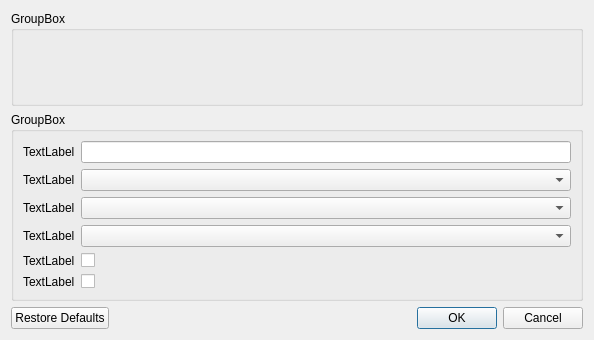
Old version of the form ui_templates/settings_dialog.ui in the repository Frodo45127/runcher.
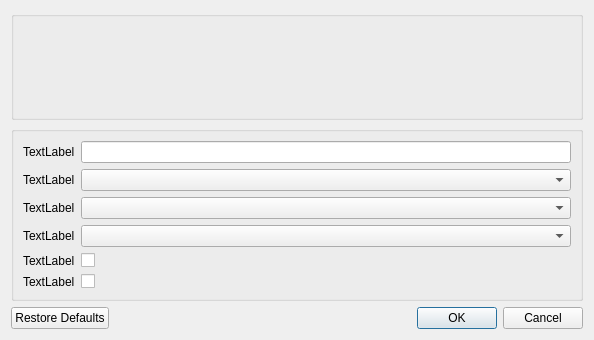
New version of the form. Custom widgets are drawn as their Qt base class.

The edit to the form file:
```diff
--- a/ui_templates/settings_dialog.ui
+++ b/ui_templates/settings_dialog.ui
@@ -17,7 +17,7 @@
    <item row="0" column="0">
     <widget class="QGroupBox" name="paths_groupbox">
      <property name="title">
-      <string>GroupBox</string>
+      <string/>
      </property>
      <layout class="QGridLayout" name="gridLayout_2"/>
     </widget>
@@ -25,7 +25,7 @@
    <item row="1" column="0">
     <widget class="QGroupBox" name="tweaks_groupbox">
      <property name="title">
-      <string>GroupBox</string>
+      <string/>
      </property>
      <layout class="QGridLayout" name="gridLayout_3">
       <item row="4" column="0">
```
